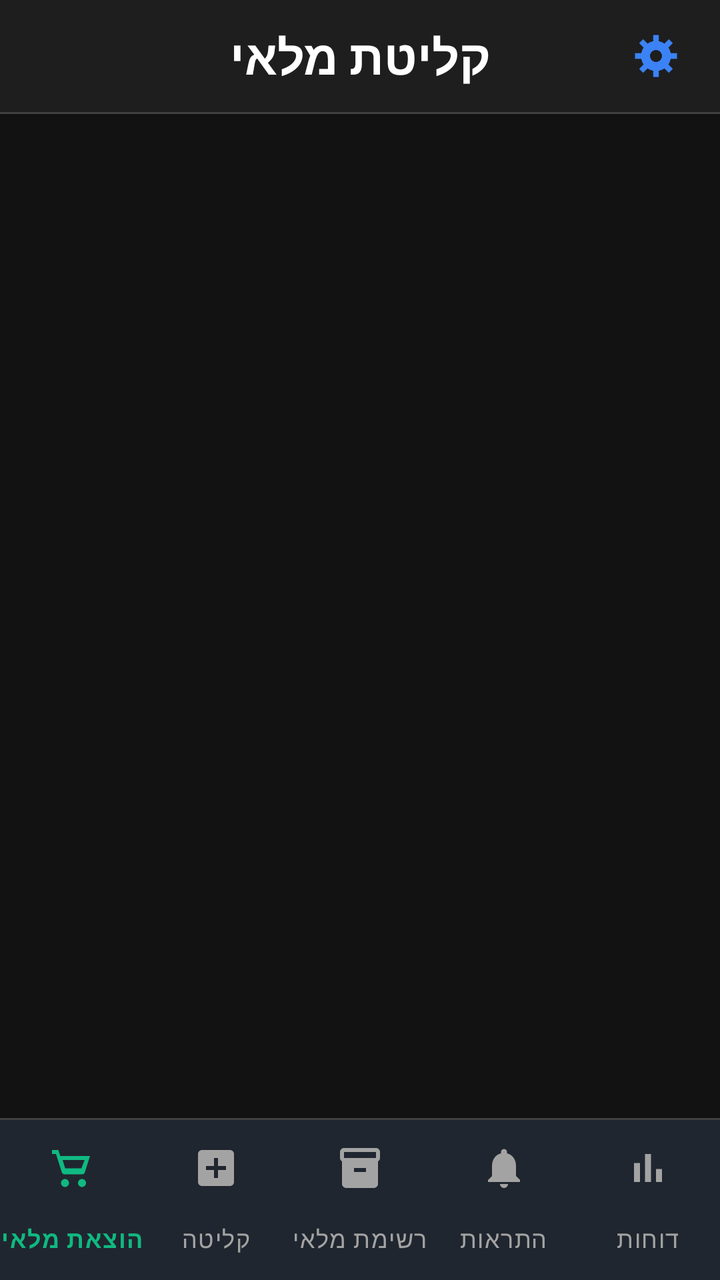
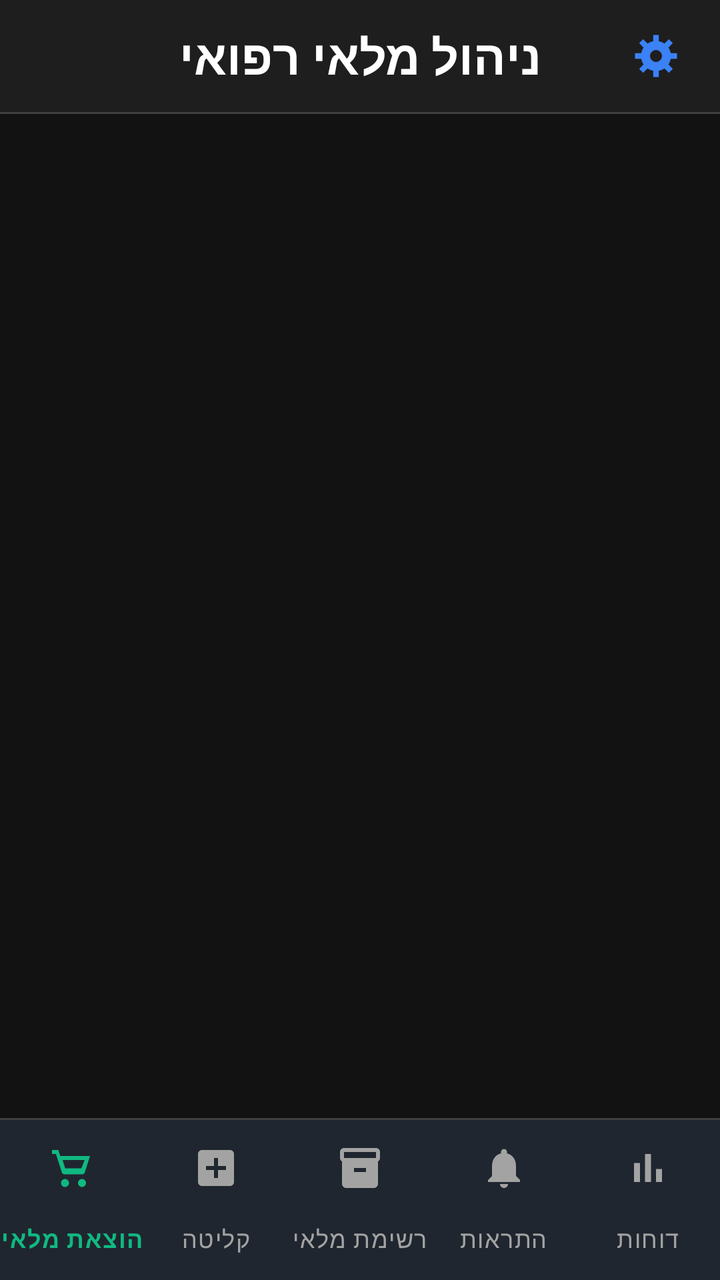

An Android layout rendered at two revisions. The XML below is the earlier revision; the diff shows what the commit changed to produce the second picture.
<!-- AndroidManifest.xml: application theme Theme.BarcodeTest -->
<!-- res/layout/activity_main.xml -->
<?xml version="1.0" encoding="utf-8"?>
<LinearLayout xmlns:android="http://schemas.android.com/apk/res/android"
    xmlns:app="http://schemas.android.com/apk/res-auto"
    android:layout_width="match_parent"
    android:layout_height="match_parent"
    android:background="@color/md_background"
    android:orientation="vertical">

    
    <LinearLayout
        android:layout_width="match_parent"
        android:layout_height="@dimen/md_touch_target_min"
        android:background="@color/md_surface"
        android:gravity="center_vertical"
        android:orientation="horizontal"
        android:paddingStart="8dp"
        android:paddingEnd="8dp">

        
        <Space
            android:layout_width="48dp"
            android:layout_height="1dp" />

        <TextView
            android:id="@+id/toolbarTitle"
            android:layout_width="0dp"
            android:layout_height="wrap_content"
            android:layout_weight="1"
            android:gravity="center"
            android:text="@string/intake_title"
            android:textAppearance="@style/TextAppearance.MedTrack.HeadlineMedium" />

        <ImageButton
            android:id="@+id/settingsButton"
            android:layout_width="48dp"
            android:layout_height="48dp"
            android:background="?attr/selectableItemBackgroundBorderless"
            android:contentDescription="@string/cd_settings"
            android:padding="12dp"
            android:src="@drawable/ic_settings"
            app:tint="@color/md_primary" />

    </LinearLayout>

    <View
        android:layout_width="match_parent"
        android:layout_height="1dp"
        android:background="@color/md_outline_variant" />

    
    <androidx.fragment.app.FragmentContainerView
        android:id="@+id/navHostContainer"
        android:layout_width="match_parent"
        android:layout_height="0dp"
        android:layout_weight="1" />

    <View
        android:layout_width="match_parent"
        android:layout_height="1dp"
        android:background="@color/md_outline_variant" />

    
    <com.google.android.material.bottomnavigation.BottomNavigationView
        android:id="@+id/bottomNav"
        android:layout_width="match_parent"
        android:layout_height="@dimen/md_bar_height"
        android:background="@color/md_surface"
        android:elevation="0dp"
        app:itemIconTint="@color/bottom_nav_item"
        app:itemTextColor="@color/bottom_nav_item"
        app:labelVisibilityMode="labeled"
        app:menu="@menu/bottom_nav_menu" />

</LinearLayout>
<!-- resources referenced by this layout -->
<resources>
  <color name="md_background">#FF121212</color>
  <color name="md_outline_variant">#FF404040</color>
  <color name="md_primary">#FF3B82F6</color>
  <color name="md_surface">#FF1E1E1E</color>
  <dimen name="md_bar_height">80dp</dimen>
  <dimen name="md_touch_target_min">56dp</dimen>
  <!-- drawable ic_settings (drawable) -->
  <?xml version="1.0" encoding="utf-8"?>
  <vector xmlns:android="http://schemas.android.com/apk/res/android"
      android:width="24dp"
      android:height="24dp"
      android:viewportWidth="24"
      android:viewportHeight="24">
      <group
          android:pivotX="12"
          android:pivotY="12"
          android:rotation="0">
          <path
              android:fillColor="#FFFFFFFF"
              android:pathData="M10.6,1.5h2.8v4.5h-2.8zM10.6,18h2.8v4.5h-2.8z" />
      </group>
      <group
          android:pivotX="12"
          android:pivotY="12"
          android:rotation="45">
          <path
              android:fillColor="#FFFFFFFF"
              android:pathData="M10.6,1.5h2.8v4.5h-2.8zM10.6,18h2.8v4.5h-2.8z" />
      </group>
      <group
          android:pivotX="12"
          android:pivotY="12"
          android:rotation="90">
          <path
              android:fillColor="#FFFFFFFF"
              android:pathData="M10.6,1.5h2.8v4.5h-2.8zM10.6,18h2.8v4.5h-2.8z" />
      </group>
      <group
          android:pivotX="12"
          android:pivotY="12"
          android:rotation="135">
          <path
              android:fillColor="#FFFFFFFF"
              android:pathData="M10.6,1.5h2.8v4.5h-2.8zM10.6,18h2.8v4.5h-2.8z" />
      </group>
      <path
          android:fillColor="#FFFFFFFF"
          android:fillType="evenOdd"
          android:pathData="M12,4.5a7.5,7.5 0 1,0 0.01,0zM12,9a3,3 0 1,1 -0.01,0z" />
  </vector>
  <string name="cd_settings">הגדרות</string>
  <string name="intake_title">קליטת מלאי</string>
  <style name="TextAppearance.MedTrack.HeadlineMedium" parent="TextAppearance.Material3.HeadlineMedium">
          <item name="android:textSize">24sp</item>
          <item name="android:textStyle">bold</item>
          <item name="android:textColor">@color/md_on_surface</item>
      </style>
  <color name="md_on_surface">#FFFFFFFF</color>
  <color name="md_on_primary">#FFFFFFFF</color>
  <color name="md_primary_container">#FF2563EB</color>
  <color name="md_on_primary_container">#FFEFF6FF</color>
  <color name="md_secondary">#FF6B7280</color>
  <color name="md_on_secondary">#FFFFFFFF</color>
  <color name="md_secondary_container">#FF4B5563</color>
  <color name="md_on_secondary_container">#FFF9FAFB</color>
  <color name="md_tertiary">#FF10B981</color>
  <color name="md_on_tertiary">#FFFFFFFF</color>
  <color name="md_tertiary_container">#FF059669</color>
  <color name="md_on_tertiary_container">#FFECFDF5</color>
  <color name="md_error">#FFEF4444</color>
  <color name="md_on_error">#FFFFFFFF</color>
  <color name="md_error_container">#FF991B1B</color>
  <color name="md_on_error_container">#FFFEE2E2</color>
  <color name="md_surface_variant">#FF2C2C2C</color>
  <color name="md_on_surface_variant">#FFA3A3A3</color>
  <color name="md_outline">#FF525252</color>
</resources>

<!-- the commit's change to res/layout/activity_main.xml (unified diff, before → after) -->
@@ -27,7 +27,7 @@
             android:layout_height="wrap_content"
             android:layout_weight="1"
             android:gravity="center"
-            android:text="@string/intake_title"
+            android:text="@string/app_title"
             android:textAppearance="@style/TextAppearance.MedTrack.HeadlineMedium" />
 
         <ImageButton
<!-- resource entries referenced after the edit -->
@@ -50,8 +50,8 @@
           android:fillType="evenOdd"
           android:pathData="M12,4.5a7.5,7.5 0 1,0 0.01,0zM12,9a3,3 0 1,1 -0.01,0z" />
   </vector>
+  <string name="app_title">ניהול מלאי רפואי</string>
   <string name="cd_settings">הגדרות</string>
-  <string name="intake_title">קליטת מלאי</string>
   <style name="TextAppearance.MedTrack.HeadlineMedium" parent="TextAppearance.Material3.HeadlineMedium">
           <item name="android:textSize">24sp</item>
           <item name="android:textStyle">bold</item>
